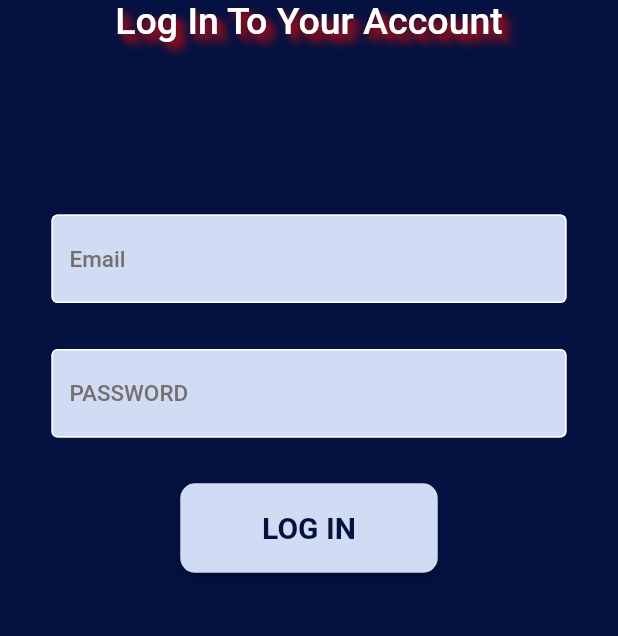
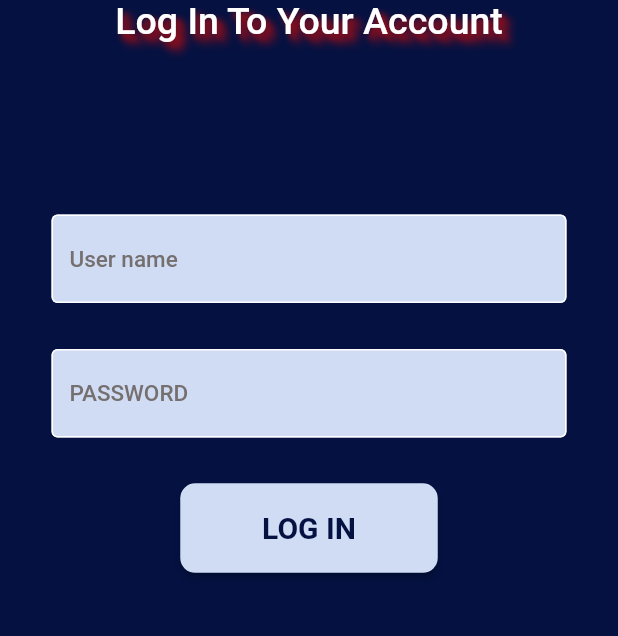
Before and after one commit to Muhammad-Faraz-1/practiseapp, a Flutter app: the LoginPage screen opened directly, after a tap on "LOG IN", on a phone screen of 412 x 824 dp, the part 484-1120 px from its top. Run offline on Flutter 3.47's test engine with Material 2 defaults, Android fonts, the phone set to English and light mode, and no system bars; our stand-ins replace cloud_firestore, firebase_auth, firebase_core, flutter_screenutil, flutter_spinkit, google_fonts; missing offline and left inert: omni_datetime_picker, restart_app; accounts and stored records are empty; network calls fail.

Commit message:
third commit

```diff
--- a/lib/main.dart
+++ b/lib/main.dart
@@ -36,6 +36,7 @@ class MyApp extends StatelessWidget {
               ),
 
               home: MyHomePage(),
+
               //SplashScreen(),
             ),
           );
--- a/lib/screens/first_page.dart
+++ b/lib/screens/first_page.dart
@@ -2,6 +2,7 @@ import 'package:firebase_auth/firebase_auth.dart';
 import 'package:flutter/material.dart';
 import 'package:flutter_screenutil/flutter_screenutil.dart';
 import 'package:provider/provider.dart';
+import 'package:restart_app/restart_app.dart';
 import 'package:sign_up_page_2/multi.dart';
 import 'package:sign_up_page_2/screens/fill_out_inspection.dart';
 import 'package:sign_up_page_2/screens/history_sheet.dart';
@@ -65,6 +66,7 @@ class FirstPage extends StatelessWidget {
                             ),
                             onTap: () {
                               Provider11.LogOut();
+                              Restart.restartApp(webOrigin: 'LoginPage()');
                               Navigator.push(
                 context, MaterialPageRoute(builder: (context) => LoginPage()));
                             },
--- a/lib/screens/login_screen.dart
+++ b/lib/screens/login_screen.dart
@@ -11,6 +11,7 @@ class LoginPage extends StatelessWidget {
   @override
   Widget build(BuildContext context) {
       final email = TextEditingController();
+      final userName1 = TextEditingController();
   final password = TextEditingController();
   // final _formKey = GlobalKey<FormState>();
     final Provider11 = Provider.of<Provider1>(context);
@@ -88,7 +89,7 @@ class LoginPage extends StatelessWidget {
                               mainAxisAlignment: MainAxisAlignment.spaceBetween,
                               children: [
                                 TextFormField(
-                                  controller: email,
+                                  controller: userName1,
                                   // validator: (value) => value!.isEmpty
                                   //     ? 'email cannot be blank'
                                   //     : null,
@@ -106,7 +107,7 @@ class LoginPage extends StatelessWidget {
                                     border: OutlineInputBorder(
                                       borderRadius: BorderRadius.circular(10),
                                     ),
-                                    hintText: 'Email',
+                                    hintText: 'User name',
                                     hintStyle: const TextStyle(
                                         color:
                                             Color.fromARGB(255, 117, 111, 111),
@@ -152,9 +153,9 @@ class LoginPage extends StatelessWidget {
                                       // if (_formKey.currentState!.validate()) {
 
                                       // }
-                                      if (email != null && password!= null){
+                                      if (userName1 != null && password!= null){
                                           Provider11.signInWithEmailPassword(
-                                            email.text, password.text, context);
+                                            userName1.text, password.text, context);
                                         print(email.text);
                                         print(password.text);
                                       }
--- a/lib/statemaneger/Provider.dart
+++ b/lib/statemaneger/Provider.dart
@@ -121,13 +121,13 @@ class Provider1 extends ChangeNotifier {
   }
 
   Future<User?> signInWithEmailPassword(
-      String email, String password, context) async {
+      String userName1, String password, context) async {
     await Firebase.initializeApp();
     User? user;
     try {
       await changeStateTrue();
       UserCredential userCredential = await _auth.signInWithEmailAndPassword(
-        email: email,
+        email:  userName1+"@gmail.com",
         password: password,
       );
       user = userCredential.user;
--- a/pubspec.yaml
+++ b/pubspec.yaml
@@ -47,6 +47,7 @@ dependencies:
   firebase_auth: ^4.10.1
   cloud_firestore: ^4.9.3
   flutter_spinkit: ^5.2.0
+  restart_app: ^1.2.1
 
 dev_dependencies:
   flutter_test:
```
Also changed, not shown: pubspec.lock.
